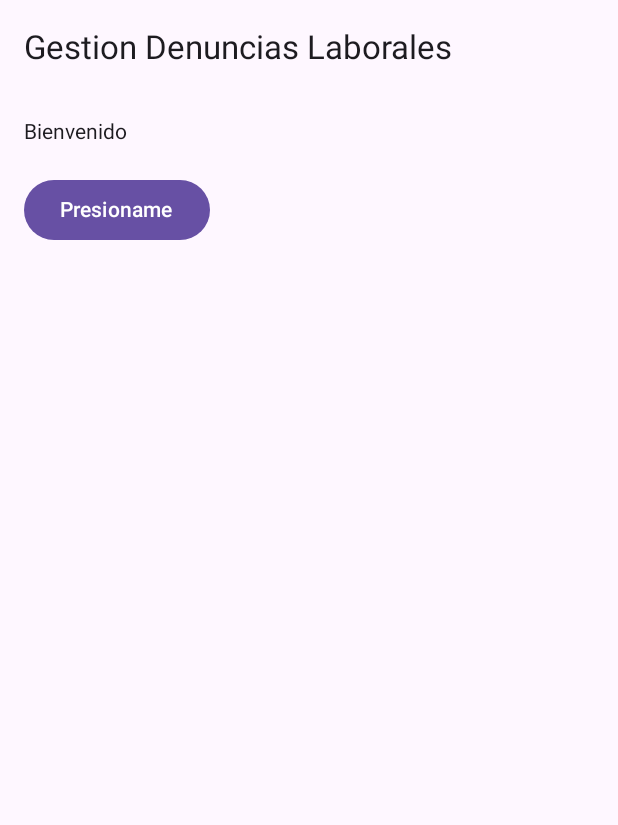
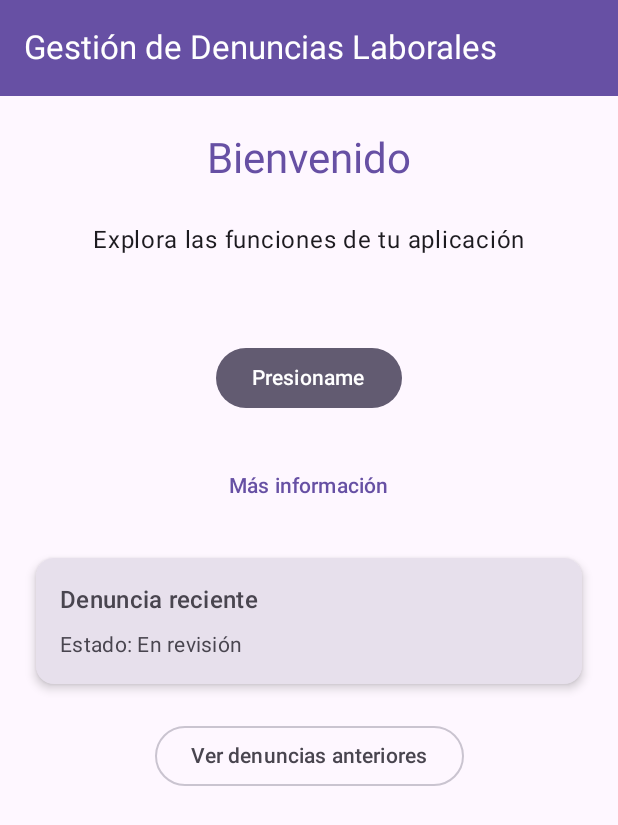
Before and after one commit to EstebanMoraV/GestionDenuncias_Grupo14, an Android app built with Jetpack Compose: the @Preview function HomeScreenPreview, on a phone screen of 412 x 824 dp. Shown: the top 825 px of the screen. Run offline under Robolectric (Android 15) with nearby library versions, the phone set to English and light mode, and no system bars.

Commit message:
Pantalla HomeScreen con estructura Scaffold

```diff
--- a/app/src/main/java/com/example/gestiondenuncias_grupo14/ui/HomeScreen.kt
+++ b/app/src/main/java/com/example/gestiondenuncias_grupo14/ui/HomeScreen.kt
@@ -1,46 +1,111 @@
 package com.example.gestiondenuncias_grupo14.ui
 
-import androidx.compose.foundation.layout.Arrangement
-import androidx.compose.foundation.layout.Column
-import androidx.compose.foundation.layout.fillMaxSize
-import androidx.compose.foundation.layout.padding
-import androidx.compose.material3.Button
-import androidx.compose.material3.ExperimentalMaterial3Api
-import androidx.compose.material3.Scaffold
-import androidx.compose.material3.Text
-import androidx.compose.material3.TopAppBar
-import androidx.compose.runtime.Composable
-import androidx.compose.ui.Modifier
-import androidx.compose.ui.tooling.preview.Preview
-import androidx.compose.ui.unit.dp
+// 🔹 Importaciones necesarias
+import androidx.compose.foundation.layout.*         // Para Column, Row, Spacer, padding, etc.
+import androidx.compose.material3.*                // Para usar los componentes de Material Design 3
+import androidx.compose.runtime.Composable          // Para declarar funciones de UI
+import androidx.compose.ui.Alignment               // Para alinear elementos
+import androidx.compose.ui.Modifier                // Para modificar tamaño, posición, etc.
+import androidx.compose.ui.tooling.preview.Preview  // Para ver la previsualización
+import androidx.compose.ui.unit.dp                 // Unidad de medida independiente de densidad
 
+// Indicamos que usaremos funciones experimentales de Material 3
 @OptIn(ExperimentalMaterial3Api::class)
 @Composable
-fun HomeScreen(){
+fun HomeScreen() {
+    // 🔸 Scaffold: estructura base que provee áreas comunes (topBar, bottomBar, etc.)
     Scaffold(
         topBar = {
-            TopAppBar(title = {Text("Gestion Denuncias Laborales")})
+            // 🔹 Barra superior con el color del tema y un título
+            TopAppBar(
+                title = { Text("Gestión de Denuncias Laborales") },
+                colors = TopAppBarDefaults.topAppBarColors(
+                    containerColor = MaterialTheme.colorScheme.primary, // Usa color principal del tema
+                    titleContentColor = MaterialTheme.colorScheme.onPrimary // Color del texto según contraste
+                )
+            )
         }
-    ) {innerPadding ->
+    ) { innerPadding ->
+        // 🔸 Column: organiza los elementos de manera vertical
         Column(
             modifier = Modifier
-                .padding(innerPadding)
-                .fillMaxSize()
-                .padding(16.dp),
-            verticalArrangement = Arrangement.spacedBy(20.dp)
-        ){
-            Text(text = "Bienvenido")
-            Button(onClick = {/*Acció Futura*/}){
+                .padding(innerPadding)              // Respeta el padding interno del Scaffold
+                .fillMaxSize()                      // Ocupa todo el espacio disponible
+                .padding(24.dp),                    // Padding uniforme alrededor
+            verticalArrangement = Arrangement.spacedBy(24.dp), // Espaciado uniforme entre elementos
+            horizontalAlignment = Alignment.CenterHorizontally // Centra los elementos horizontalmente
+        ) {
+            // 🔹 Texto de bienvenida
+            Text(
+                text = "Bienvenido",
+                style = MaterialTheme.typography.headlineMedium, // Usa tipografía del tema
+                color = MaterialTheme.colorScheme.primary        // Usa color principal del tema
+            )
+
+            // 🔹 Subtítulo
+            Text(
+                text = "Explora las funciones de tu aplicación",
+                style = MaterialTheme.typography.bodyLarge,
+                color = MaterialTheme.colorScheme.onBackground
+            )
+
+            // 🔹 Espaciador (opcional) — deja un espacio visual entre secciones
+            Spacer(modifier = Modifier.height(8.dp))
+
+            // 🔹 Botón principal
+            Button(
+                onClick = { /* Acción futura: navegar o ejecutar algo */ },
+                colors = ButtonDefaults.buttonColors(
+                    containerColor = MaterialTheme.colorScheme.secondary
+                )
+            ) {
                 Text("Presioname")
             }
 
+            // 🔹 Nuevo elemento: botón de texto (TextButton)
+            TextButton(onClick = { /* Acción futura */ }) {
+                Text("Más información", color = MaterialTheme.colorScheme.primary)
+            }
+
+            // 🔹 Nuevo elemento: tarjeta con información
+            Card(
+                modifier = Modifier.fillMaxWidth(),
+                colors = CardDefaults.cardColors(
+                    containerColor = MaterialTheme.colorScheme.surfaceVariant
+                ),
+                elevation = CardDefaults.cardElevation(defaultElevation = 4.dp)
+            ) {
+                Column(
+                    modifier = Modifier.padding(16.dp),
+                    verticalArrangement = Arrangement.spacedBy(8.dp)
+                ) {
+                    Text(
+                        text = "Denuncia reciente",
+                        style = MaterialTheme.typography.titleMedium,
+                        color = MaterialTheme.colorScheme.onSurfaceVariant
+                    )
+                    Text(
+                        text = "Estado: En revisión",
+                        style = MaterialTheme.typography.bodyMedium,
+                        color = MaterialTheme.colorScheme.onSurfaceVariant
+                    )
+                }
+            }
+
+            // 🔹 Otro ejemplo visual: botón con icono
+            OutlinedButton(onClick = { /* Acción futura */ }) {
+                Text("Ver denuncias anteriores")
+            }
         }
-
     }
 }
 
-@Preview(showBackground =  true)
+// 🔸 Previsualización para ver el diseño sin ejecutar en dispositivo físico
+@Preview(showBackground = true)
 @Composable
-fun HomeScreenPreview(){
-    HomeScreen()
+fun HomeScreenPreview() {
+    // Usamos MaterialTheme para que los colores y estilos se apliquen correctamente
+    MaterialTheme {
+        HomeScreen()
+    }
 }
```
